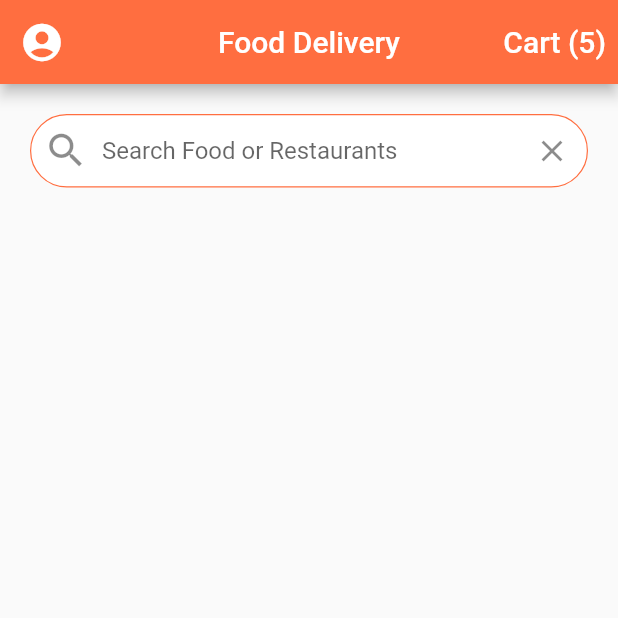
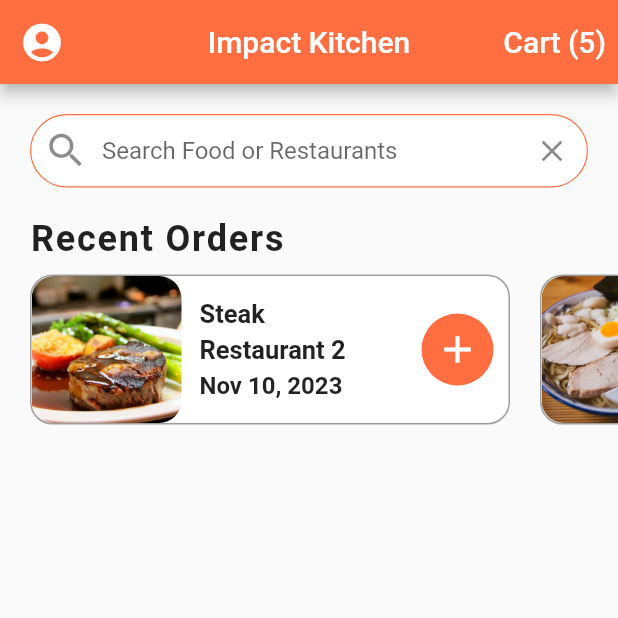
Before and after one commit to psmithese/Food-Delivery-UI, a Flutter app: the screen it shows after launch, on a phone screen of 412 x 824 dp, the top half of it. Run offline on Flutter 3.47's test engine with Material 2 defaults, Android fonts, the phone set to English and light mode, and no system bars.

Commit message:
Recent order

```diff
--- a/lib/data/data.dart
+++ b/lib/data/data.dart
@@ -71,31 +71,31 @@ final currentUser = User(
   name: 'Rebecca',
   orders: [
     Order(
-      date: 'Nov 10, 2019',
+      date: 'Nov 10, 2023',
       food: _steak,
       restaurant: _restaurant2,
       quantity: 1,
     ),
     Order(
-      date: 'Nov 8, 2019',
+      date: 'Nov 8, 2023',
       food: _ramen,
       restaurant: _restaurant0,
       quantity: 3,
     ),
     Order(
-      date: 'Nov 5, 2019',
+      date: 'Nov 5, 2023',
       food: _burrito,
       restaurant: _restaurant1,
       quantity: 2,
     ),
     Order(
-      date: 'Nov 2, 2019',
+      date: 'Nov 2, 2023',
       food: _salmon,
       restaurant: _restaurant3,
       quantity: 1,
     ),
     Order(
-      date: 'Nov 1, 2019',
+      date: 'Nov 1, 2023',
       food: _pancakes,
       restaurant: _restaurant4,
       quantity: 1,
@@ -103,31 +103,31 @@ final currentUser = User(
   ],
   cart: [
     Order(
-      date: 'Nov 11, 2019',
+      date: 'Nov 11, 2023',
       food: _burger,
       restaurant: _restaurant2,
       quantity: 2,
     ),
     Order(
-      date: 'Nov 11, 2019',
+      date: 'Nov 11, 2023',
       food: _pasta,
       restaurant: _restaurant2,
       quantity: 1,
     ),
     Order(
-      date: 'Nov 11, 2019',
+      date: 'Nov 11, 2023',
       food: _salmon,
       restaurant: _restaurant3,
       quantity: 1,
     ),
     Order(
-      date: 'Nov 11, 2019',
+      date: 'Nov 11, 2023',
       food: _pancakes,
       restaurant: _restaurant4,
       quantity: 3,
     ),
     Order(
-      date: 'Nov 11, 2019',
+      date: 'Nov 11, 2023',
       food: _burrito,
       restaurant: _restaurant1,
       quantity: 2,
--- a/lib/screens/home_screen.dart
+++ b/lib/screens/home_screen.dart
@@ -1,5 +1,6 @@
 import 'package:flutter/material.dart';
 import 'package:food_delivery_app_ui/data/data.dart';
+import 'package:food_delivery_app_ui/widget/recent_order.dart';
 
 class HomeScreen extends StatefulWidget {
   const HomeScreen({super.key});
@@ -20,7 +21,7 @@ class _HomeScreenState extends State<HomeScreen> {
           iconSize: 30.0,
           icon: const Icon(Icons.account_circle),
         ),
-        title: const Text('Food Delivery'),
+        title: const Text('Impact Kitchen'),
         actions: [
           TextButton(
               onPressed: () {},
@@ -58,6 +59,7 @@ class _HomeScreenState extends State<HomeScreen> {
               ),
             ),
           ),
+          const RecentOrders()
         ],
       ),
     );
--- /dev/null
+++ b/lib/widget/recent_order.dart
@@ -0,0 +1,122 @@
+import 'package:flutter/material.dart';
+import 'package:food_delivery_app_ui/data/data.dart';
+import 'package:food_delivery_app_ui/model/order.dart';
+
+class RecentOrders extends StatelessWidget {
+  const RecentOrders({super.key});
+
+  _buildRecentOrder(BuildContext context, Order order) {
+    return Container(
+      margin: const EdgeInsets.all(10.0),
+      width: 320.0,
+      decoration: BoxDecoration(
+        color: Colors.white,
+        borderRadius: BorderRadius.circular(15.0),
+        border: Border.all(
+          width: 1.0,
+          color: Colors.grey,
+        ),
+      ),
+      child: Row(
+        mainAxisAlignment: MainAxisAlignment.spaceBetween,
+        children: [
+          Expanded(
+            child: Row(
+              children: [
+                ClipRRect(
+                  borderRadius: BorderRadius.circular(15.0),
+                  child: Image(
+                    height: 100.0,
+                    width: 100.0,
+                    image: AssetImage(order.food.imageUrl),
+                    fit: BoxFit.cover,
+                  ),
+                ),
+                Expanded(
+                  child: Container(
+                    margin: const EdgeInsets.all(12.0),
+                    child: Column(
+                      crossAxisAlignment: CrossAxisAlignment.start,
+                      mainAxisAlignment: MainAxisAlignment.center,
+                      children: [
+                        Text(
+                          order.food.name,
+                          style: const TextStyle(
+                              fontSize: 17.0, fontWeight: FontWeight.bold),
+                          overflow: TextOverflow.ellipsis,
+                        ),
+                        const SizedBox(
+                          height: 4.0,
+                        ),
+                        Text(
+                          order.restaurant.name,
+                          style: const TextStyle(
+                              fontSize: 17.0, fontWeight: FontWeight.w600),
+                          overflow: TextOverflow.ellipsis,
+                        ),
+                        const SizedBox(
+                          height: 4.0,
+                        ),
+                        Text(
+                          order.date,
+                          style: const TextStyle(
+                              fontSize: 16.0, fontWeight: FontWeight.w600),
+                          overflow: TextOverflow.ellipsis,
+                        ),
+                      ],
+                    ),
+                  ),
+                ),
+              ],
+            ),
+          ),
+          Container(
+            margin: const EdgeInsets.only(right: 10),
+            width: 48.0,
+            decoration: BoxDecoration(
+              color: Theme.of(context).primaryColor,
+              borderRadius: BorderRadius.circular(30.0),
+            ),
+            child: IconButton(
+              onPressed: () {},
+              icon: const Icon(Icons.add),
+              iconSize: 30.0,
+              color: Colors.white,
+            ),
+          )
+        ],
+      ),
+    );
+  }
+
+  @override
+  Widget build(BuildContext context) {
+    return Column(
+      crossAxisAlignment: CrossAxisAlignment.start,
+      children: [
+        const Padding(
+          padding: EdgeInsets.symmetric(horizontal: 20.0),
+          child: Text(
+            'Recent Orders',
+            style: TextStyle(
+                fontSize: 24.0,
+                fontWeight: FontWeight.w600,
+                letterSpacing: 1.2),
+          ),
+        ),
+        Container(
+            padding: const EdgeInsets.only(left: 10.0),
+            height: 120,
+            //  color: Colors.blue,
+            child: ListView.builder(
+                physics: const BouncingScrollPhysics(),
+                scrollDirection: Axis.horizontal,
+                itemCount: currentUser.orders.length,
+                itemBuilder: (context, int index) {
+                  Order order = currentUser.orders[index];
+                  return _buildRecentOrder(context, order);
+                }))
+      ],
+    );
+  }
+}
```
